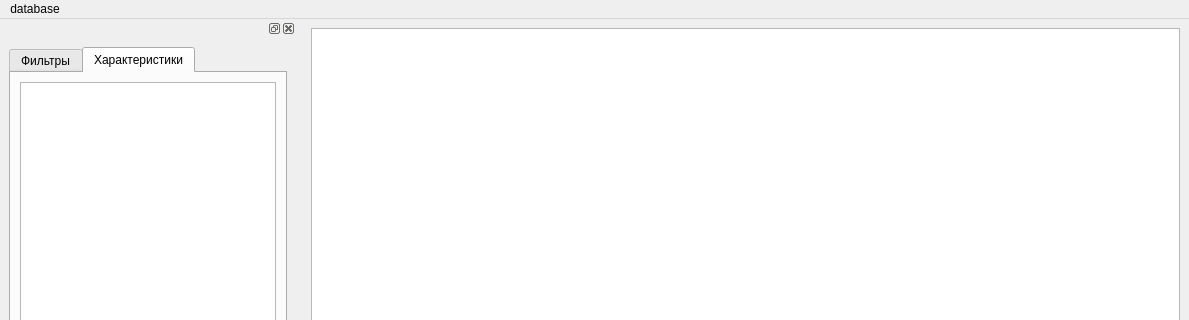
The window that ui/main.ui (fabrikant/akniga-parser) describes before a commit, drawn with Qt 5; both pictures show x 0 to 1189 and y 0 to 320 of the 1189 by 760 pixel window.
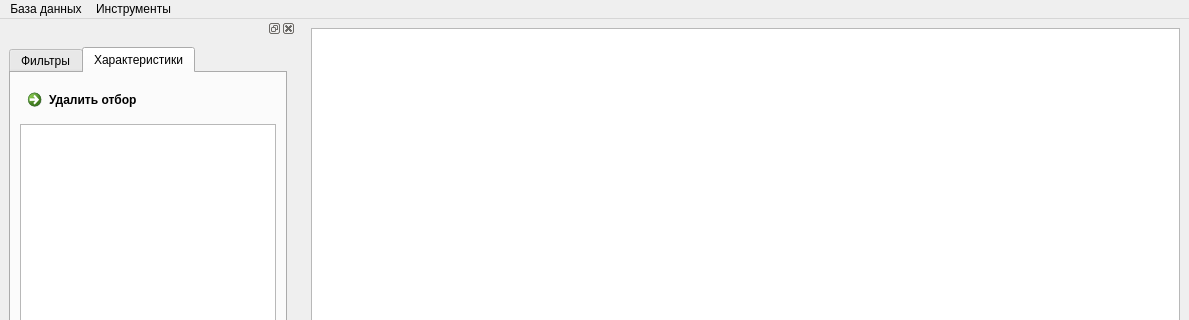
The same window after the commit.

Patch:
```diff
--- a/ui/main.ui
+++ b/ui/main.ui
@@ -46,13 +46,20 @@
      <height>22</height>
     </rect>
    </property>
-   <widget class="QMenu" name="menudatabase">
+   <widget class="QMenu" name="menu_database">
     <property name="title">
-     <string>database</string>
+     <string>База данных</string>
     </property>
     <addaction name="actionconnect"/>
    </widget>
-   <addaction name="menudatabase"/>
+   <widget class="QMenu" name="menu_tools">
+    <property name="title">
+     <string>Инструменты</string>
+    </property>
+    <addaction name="filter_doc_action"/>
+   </widget>
+   <addaction name="menu_database"/>
+   <addaction name="menu_tools"/>
   </widget>
   <widget class="QStatusBar" name="statusbar"/>
   <widget class="QDockWidget" name="filterDock">
@@ -77,8 +84,8 @@
          <string>Характеристики</string>
         </attribute>
         <layout class="QGridLayout" name="gridLayout_3">
-         <item row="0" column="0">
-          <widget class="QTreeView" name="filtersTree">
+         <item row="1" column="0">
+          <widget class="QTreeView" name="constraints_tree">
            <property name="sortingEnabled">
             <bool>false</bool>
            </property>
@@ -87,6 +94,13 @@
            </property>
           </widget>
          </item>
+         <item row="0" column="0">
+          <widget class="QCommandLinkButton" name="remove_constraints">
+           <property name="text">
+            <string>Удалить отбор</string>
+           </property>
+          </widget>
+         </item>
         </layout>
        </widget>
       </widget>
```
Left out of the diff: 72 changed lines with no effect on the pictures.
